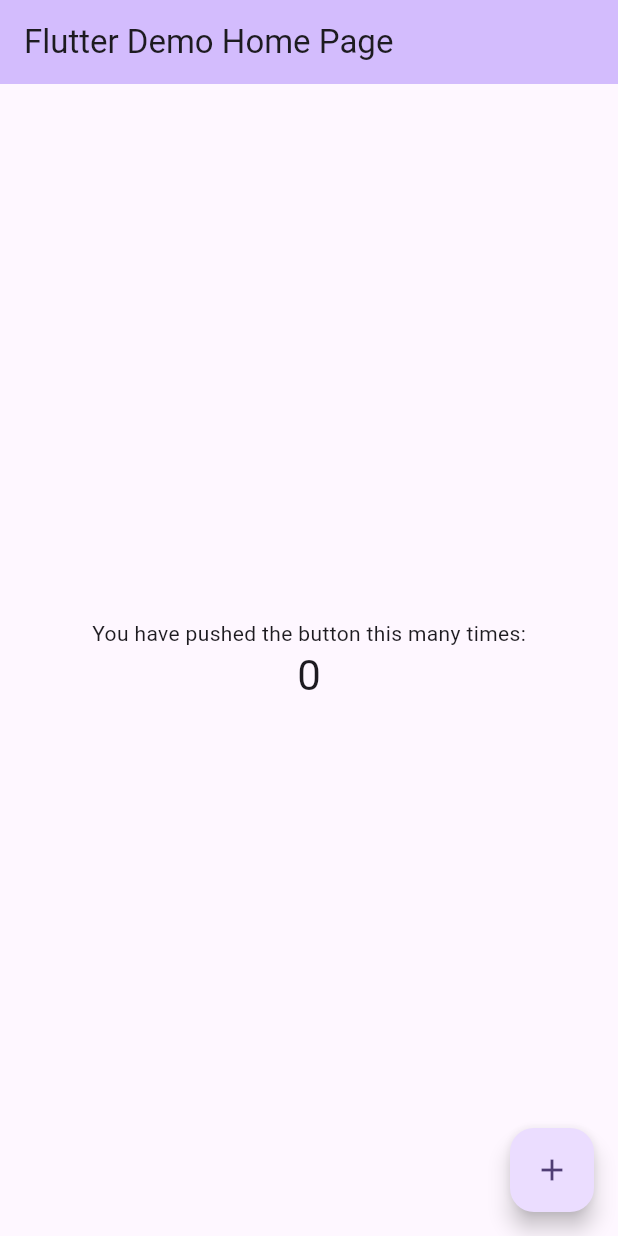
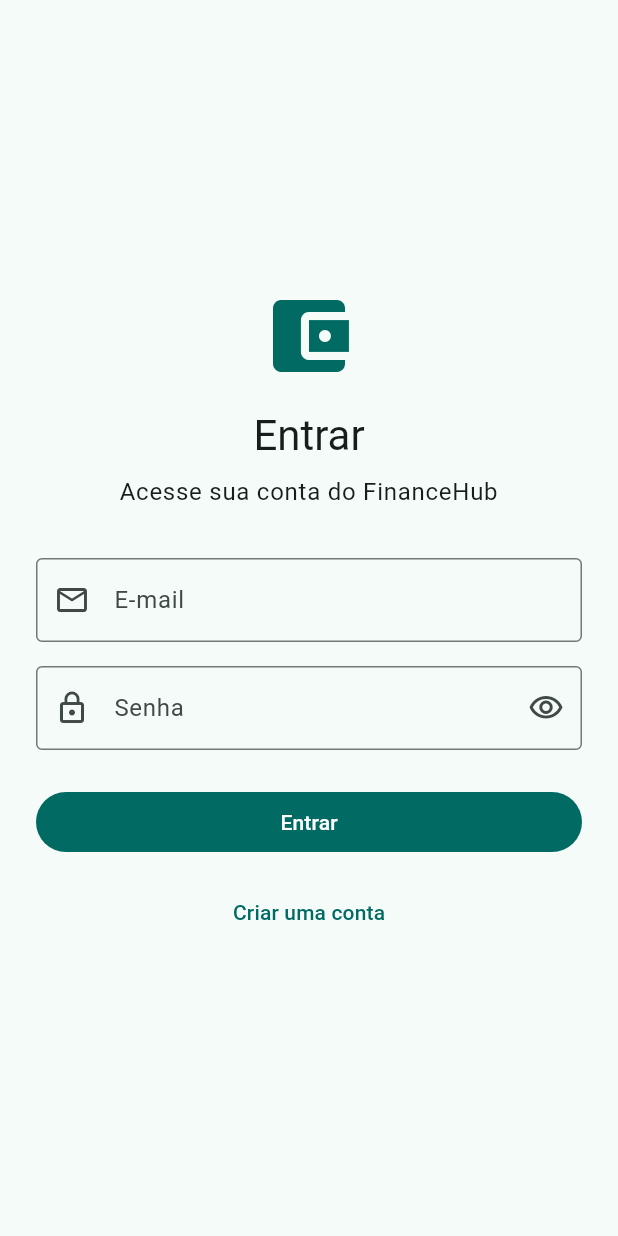
Before and after one commit to Joaremio/FinanceHub, a Flutter app: the screen it shows after launch, on a phone screen of 412 x 824 dp. Run offline on Flutter 3.47's test engine with Material 3 defaults, Android fonts, the phone set to English and light mode, and no system bars; our stand-ins replace firebase_auth, firebase_core; accounts and stored records are empty; generated files the repository leaves out were written again.

Commit message:
feat: adiciona tela de login e cadastro com o firebase

```diff
--- a/lib/main.dart
+++ b/lib/main.dart
@@ -1,122 +1,36 @@
+import 'package:firebase_core/firebase_core.dart';
 import 'package:flutter/material.dart';
 
-void main() {
-  runApp(const MyApp());
+import 'firebase_options.dart';
+import 'pages/auth_gate.dart';
+import 'pages/register_page.dart';
+
+Future<void> main() async {
+  WidgetsFlutterBinding.ensureInitialized();
+  await Firebase.initializeApp(options: DefaultFirebaseOptions.currentPlatform);
+  runApp(const FinanceHubApp());
 }
 
-class MyApp extends StatelessWidget {
-  const MyApp({super.key});
+class FinanceHubApp extends StatelessWidget {
+  const FinanceHubApp({super.key});
 
-  // This widget is the root of your application.
   @override
   Widget build(BuildContext context) {
     return MaterialApp(
-      title: 'Flutter Demo',
+      title: 'FinanceHub',
+      debugShowCheckedModeBanner: false,
       theme: ThemeData(
-        // This is the theme of your application.
-        //
-        // TRY THIS: Try running your application with "flutter run". You'll see
-        // the application has a purple toolbar. Then, without quitting the app,
-        // try changing the seedColor in the colorScheme below to Colors.green
-        // and then invoke "hot reload" (save your changes or press the "hot
-        // reload" button in a Flutter-supported IDE, or press "r" if you used
-        // the command line to start the app).
-        //
-        // Notice that the counter didn't reset back to zero; the application
-        // state is not lost during the reload. To reset the state, use hot
-        // restart instead.
-        //
-        // This works for code too, not just values: Most code changes can be
-        // tested with just a hot reload.
-        colorScheme: .fromSeed(seedColor: Colors.deepPurple),
+        colorScheme: ColorScheme.fromSeed(seedColor: const Color(0xFF0F766E)),
+        inputDecorationTheme: const InputDecorationTheme(
+          border: OutlineInputBorder(),
+        ),
+        useMaterial3: true,
       ),
-      home: const MyHomePage(title: 'Flutter Demo Home Page'),
+      initialRoute: '/',
+      routes: {
+        '/': (context) => const AuthGate(),
+        '/register': (context) => const RegisterPage(),
+      },
     );
   }
 }
-
-class MyHomePage extends StatefulWidget {
-  const MyHomePage({super.key, required this.title});
-
-  // This widget is the home page of your application. It is stateful, meaning
-  // that it has a State object (defined below) that contains fields that affect
-  // how it looks.
-
-  // This class is the configuration for the state. It holds the values (in this
-  // case the title) provided by the parent (in this case the App widget) and
-  // used by the build method of the State. Fields in a Widget subclass are
-  // always marked "final".
-
-  final String title;
-
-  @override
-  State<MyHomePage> createState() => _MyHomePageState();
-}
-
-class _MyHomePageState extends State<MyHomePage> {
-  int _counter = 0;
-
-  void _incrementCounter() {
-    setState(() {
-      // This call to setState tells the Flutter framework that something has
-      // changed in this State, which causes it to rerun the build method below
-      // so that the display can reflect the updated values. If we changed
-      // _counter without calling setState(), then the build method would not be
-      // called again, and so nothing would appear to happen.
-      _counter++;
-    });
-  }
-
-  @override
-  Widget build(BuildContext context) {
-    // This method is rerun every time setState is called, for instance as done
-    // by the _incrementCounter method above.
-    //
-    // The Flutter framework has been optimized to make rerunning build methods
-    // fast, so that you can just rebuild anything that needs updating rather
-    // than having to individually change instances of widgets.
-    return Scaffold(
-      appBar: AppBar(
-        // TRY THIS: Try changing the color here to a specific color (to
-        // Colors.amber, perhaps?) and trigger a hot reload to see the AppBar
-        // change color while the other colors stay the same.
-        backgroundColor: Theme.of(context).colorScheme.inversePrimary,
-        // Here we take the value from the MyHomePage object that was created by
-        // the App.build method, and use it to set our appbar title.
-        title: Text(widget.title),
-      ),
-      body: Center(
-        // Center is a layout widget. It takes a single child and positions it
-        // in the middle of the parent.
-        child: Column(
-          // Column is also a layout widget. It takes a list of children and
-          // arranges them vertically. By default, it sizes itself to fit its
-          // children horizontally, and tries to be as tall as its parent.
-          //
-          // Column has various properties to control how it sizes itself and
-          // how it positions its children. Here we use mainAxisAlignment to
-          // center the children vertically; the main axis here is the vertical
-          // axis because Columns are vertical (the cross axis would be
-          // horizontal).
-          //
-          // TRY THIS: Invoke "debug painting" (choose the "Toggle Debug Paint"
-          // action in the IDE, or press "p" in the console), to see the
-          // wireframe for each widget.
-          mainAxisAlignment: .center,
-          children: [
-            const Text('You have pushed the button this many times:'),
-            Text(
-              '$_counter',
-              style: Theme.of(context).textTheme.headlineMedium,
-            ),
-          ],
-        ),
-      ),
-      floatingActionButton: FloatingActionButton(
-        onPressed: _incrementCounter,
-        tooltip: 'Increment',
-        child: const Icon(Icons.add),
-      ),
-    );
-  }
-}
--- /dev/null
+++ b/lib/pages/auth_gate.dart
@@ -0,0 +1,29 @@
+import 'package:firebase_auth/firebase_auth.dart';
+import 'package:flutter/material.dart';
+
+import 'home_page.dart';
+import 'login_page.dart';
+
+class AuthGate extends StatelessWidget {
+  const AuthGate({super.key});
+
+  @override
+  Widget build(BuildContext context) {
+    return StreamBuilder<User?>(
+      stream: FirebaseAuth.instance.authStateChanges(),
+      builder: (context, snapshot) {
+        if (snapshot.connectionState == ConnectionState.waiting) {
+          return const Scaffold(
+            body: Center(child: CircularProgressIndicator()),
+          );
+        }
+
+        if (snapshot.hasData) {
+          return const HomePage();
+        }
+
+        return const LoginPage();
+      },
+    );
+  }
+}
--- /dev/null
+++ b/lib/pages/login_page.dart
@@ -0,0 +1,175 @@
+import 'package:firebase_auth/firebase_auth.dart';
+import 'package:flutter/material.dart';
+
+class LoginPage extends StatefulWidget {
+  const LoginPage({super.key});
+
+  @override
+  State<LoginPage> createState() => _LoginPageState();
+}
+
+class _LoginPageState extends State<LoginPage> {
+  final _formKey = GlobalKey<FormState>();
+  final _emailController = TextEditingController();
+  final _passwordController = TextEditingController();
+
+  bool _isLoading = false;
+  bool _obscurePassword = true;
+
+  @override
+  void dispose() {
+    _emailController.dispose();
+    _passwordController.dispose();
+    super.dispose();
+  }
+
+  Future<void> _login() async {
+    if (!_formKey.currentState!.validate()) return;
+
+    setState(() => _isLoading = true);
+
+    try {
+      await FirebaseAuth.instance.signInWithEmailAndPassword(
+        email: _emailController.text.trim(),
+        password: _passwordController.text.trim(),
+      );
+    } on FirebaseAuthException catch (error) {
+      if (!mounted) return;
+      _showMessage(_authErrorMessage(error));
+    } finally {
+      if (mounted) {
+        setState(() => _isLoading = false);
+      }
+    }
+  }
+
+  void _showMessage(String message) {
+    ScaffoldMessenger.of(context).showSnackBar(
+      SnackBar(content: Text(message)),
+    );
+  }
+
+  @override
+  Widget build(BuildContext context) {
+    return Scaffold(
+      body: SafeArea(
+        child: Center(
+          child: SingleChildScrollView(
+            padding: const EdgeInsets.all(24),
+            child: ConstrainedBox(
+              constraints: const BoxConstraints(maxWidth: 420),
+              child: Form(
+                key: _formKey,
+                child: Column(
+                  crossAxisAlignment: CrossAxisAlignment.stretch,
+                  children: [
+                    Icon(
+                      Icons.account_balance_wallet,
+                      size: 64,
+                      color: Theme.of(context).colorScheme.primary,
+                    ),
+                    const SizedBox(height: 16),
+                    Text(
+                      'Entrar',
+                      style: Theme.of(context).textTheme.headlineMedium,
+                      textAlign: TextAlign.center,
+                    ),
+                    const SizedBox(height: 8),
+                    Text(
+                      'Acesse sua conta do FinanceHub',
+                      style: Theme.of(context).textTheme.bodyLarge,
+                      textAlign: TextAlign.center,
+                    ),
+                    const SizedBox(height: 32),
+                    TextFormField(
+                      controller: _emailController,
+                      keyboardType: TextInputType.emailAddress,
+                      textInputAction: TextInputAction.next,
+                      decoration: const InputDecoration(
+                        labelText: 'E-mail',
+                        prefixIcon: Icon(Icons.email_outlined),
+                      ),
+                      validator: (value) {
+                        if (value == null || value.trim().isEmpty) {
+                          return 'Informe seu e-mail';
+                        }
+                        if (!value.contains('@')) {
+                          return 'Informe um e-mail válido';
+                        }
+                        return null;
+                      },
+                    ),
+                    const SizedBox(height: 16),
+                    TextFormField(
+                      controller: _passwordController,
+                      obscureText: _obscurePassword,
+                      textInputAction: TextInputAction.done,
+                      onFieldSubmitted: (_) => _login(),
+                      decoration: InputDecoration(
+                        labelText: 'Senha',
+                        prefixIcon: const Icon(Icons.lock_outline),
+                        suffixIcon: IconButton(
+                          tooltip:
+                              _obscurePassword ? 'Mostrar senha' : 'Ocultar senha',
+                          onPressed: () {
+                            setState(() {
+                              _obscurePassword = !_obscurePassword;
+                            });
+                          },
+                          icon: Icon(
+                            _obscurePassword
+                                ? Icons.visibility_outlined
+                                : Icons.visibility_off_outlined,
+                          ),
+                        ),
+                      ),
+                      validator: (value) {
+                        if (value == null || value.isEmpty) {
+                          return 'Informe sua senha';
+                        }
+                        return null;
+                      },
+                    ),
+                    const SizedBox(height: 24),
+                    FilledButton(
+                      onPressed: _isLoading ? null : _login,
+                      child: _isLoading
+                          ? const SizedBox(
+                              height: 20,
+                              width: 20,
+                              child: CircularProgressIndicator(strokeWidth: 2),
+                            )
+                          : const Text('Entrar'),
+                    ),
+                    const SizedBox(height: 12),
+                    TextButton(
+                      onPressed: _isLoading
+                          ? null
+                          : () => Navigator.pushNamed(context, '/register'),
+                      child: const Text('Criar uma conta'),
+                    ),
+                  ],
+                ),
+              ),
+            ),
+          ),
+        ),
+      ),
+    );
+  }
+}
+
+String _authErrorMessage(FirebaseAuthException error) {
+  switch (error.code) {
+    case 'invalid-email':
+      return 'E-mail inválido.';
+    case 'user-disabled':
+      return 'Esta conta foi desativada.';
+    case 'user-not-found':
+    case 'wrong-password':
+    case 'invalid-credential':
+      return 'E-mail ou senha incorretos.';
+    default:
+      return 'Não foi possível entrar (${error.code}).';
+  }
+}
--- a/pubspec.yaml
+++ b/pubspec.yaml
@@ -34,6 +34,8 @@
   # The following adds the Cupertino Icons font to your application.
   # Use with the CupertinoIcons class for iOS style icons.
   cupertino_icons: ^1.0.8
+  firebase_core: ^4.11.0
+  firebase_auth: ^6.5.2
 
 dev_dependencies:
   flutter_test:
```
Also changed, not shown: lib/pages/home_page.dart (added, +47 -0 lines), lib/pages/register_page.dart (added, +200 -0 lines), firebase.json (added), pubspec.lock, 7 other files.
